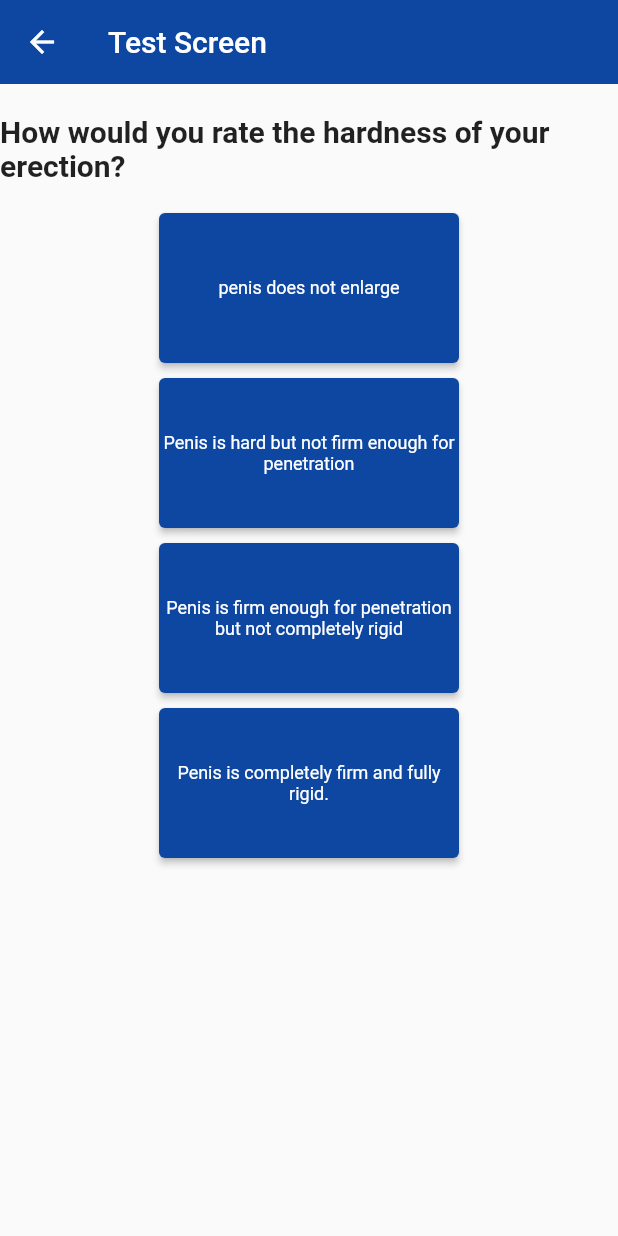
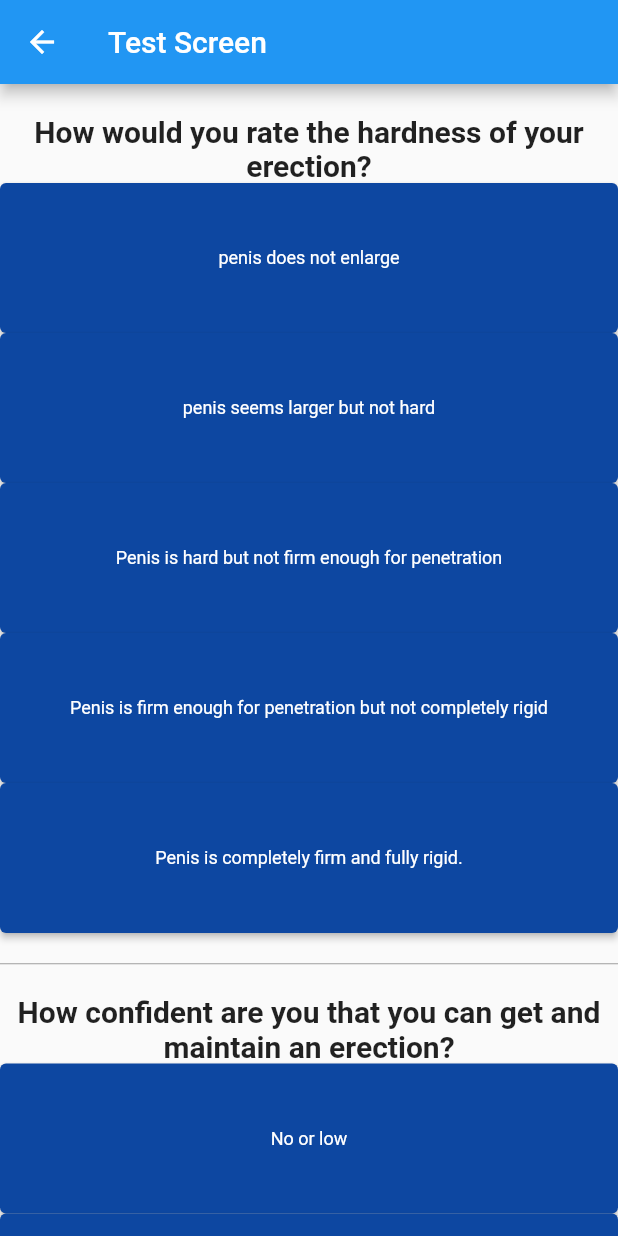
Before and after one commit to Justforvan/Penisure, a Flutter app: the TestScreen screen opened by its route, on a phone screen of 412 x 824 dp. Run offline on Flutter 3.47's test engine with Material 2 defaults, Android fonts, the phone set to English and light mode, and no system bars; our stand-ins replace material_design_icons_flutter.

Commit message:
remaking the test screen

```diff
--- a/assets/test_data.json
+++ b/assets/test_data.json
@@ -1,6 +1,7 @@
 {
   "ehs": {
-    "ans1": "penis does not enlarge",
+    "ans0": "penis does not enlarge",
+    "ans1": "penis seems larger but not hard",
     "ans2": "Penis is hard but not firm enough for penetration",
     "ans3": "Penis is firm enough for penetration but not completely rigid",
     "ans4": "Penis is completely firm and fully rigid."
--- a/lib/data/test_data.dart
+++ b/lib/data/test_data.dart
@@ -25,12 +25,14 @@ class Welcome {
 }
 
 class Ehs {
+  final String ans0;
   final String ans1;
   final String ans2;
   final String ans3;
   final String ans4;
 
   Ehs({
+    required this.ans0,
     required this.ans1,
     required this.ans2,
     required this.ans3,
@@ -42,6 +44,7 @@ class Ehs {
   String toRawJson() => json.encode(toJson());
 
   factory Ehs.fromJson(Map<String, dynamic> json) => Ehs(
+    ans0: json["ans0"],
     ans1: json["ans1"],
     ans2: json["ans2"],
     ans3: json["ans3"],
@@ -49,6 +52,7 @@ class Ehs {
   );
 
   Map<String, dynamic> toJson() => {
+    "ans0": ans0,
     "ans1": ans1,
     "ans2": ans2,
     "ans3": ans3,
--- a/lib/pages/test_screen.dart
+++ b/lib/pages/test_screen.dart
@@ -2,18 +2,18 @@ import 'dart:convert';
 
 import 'package:flutter/material.dart';
 import 'package:flutter/services.dart';
-import 'package:penisure/data/test_data.dart';
+
 
 class TestScreen extends StatefulWidget {
-  TestScreen({super.key});
-  int testScore = 0;
+  const TestScreen({Key? key}) : super(key: key);
 
   @override
   State<TestScreen> createState() => _TestScreenState();
 }
 
 class _TestScreenState extends State<TestScreen> {
-  Welcome? testdata;
+  int testScore = 0;
+  Map<String, dynamic>? testData;
 
   @override
   void initState() {
@@ -26,78 +26,184 @@ class _TestScreenState extends State<TestScreen> {
     await rootBundle.loadString('assets/test_data.json');
     final decodedData = json.decode(faqDataJson);
     setState(() {
-      testdata = Welcome.fromJson(decodedData);
+      testData = decodedData;
     });
-  }
-
-  Widget createElevatedButton(String buttonText) {
-    return SizedBox(
-      width: 200, // Adjust the width as needed
-      height: 100, // Adjust the height as needed
-      child: ElevatedButton(
-        onPressed: () {},
-        style: ElevatedButton.styleFrom(
-          backgroundColor: Color(Colors.blue[900]!.value),
-          padding: EdgeInsets.zero, // Set padding to zero
-          minimumSize: const Size(
-              200, 100),
-        ),
-        child: Center(
-            child: Text(
-              buttonText,
-              textAlign: TextAlign.center,
-              style: const TextStyle(fontWeight: FontWeight.normal, fontSize: 12)),
-            )),
-    );
   }
 
   @override
   Widget build(BuildContext context) {
-    return SafeArea(
-      child: Scaffold(
+    return Scaffold(
       appBar: AppBar(
-          leading: Padding(
-            padding: const EdgeInsets.symmetric(horizontal: 8.0),
-            child: IconButton(
-              onPressed: () {
-                Navigator.pop(context);
-              },
-              icon: const Icon(Icons.arrow_back),
-            ),
-          ),
         title: const Text("Test Screen"),
-          elevation: 0,
-          backgroundColor: Colors.blue[900],
       ),
       body: SingleChildScrollView(
         child: Center(
           child: Column(
+            mainAxisAlignment: MainAxisAlignment.center,
             children: [
-                const SizedBox(
-                  height: 20,
+              ButtonSet(
+                testData: testData,
+                onButtonPress: (score) {
+                  setState(() {
+                    testScore += score;
+                  });
+                },
               ),
-                const Text("How would you rate the hardness of your erection?", style: TextStyle(fontWeight: FontWeight.bold, fontSize: 20),),
-                const SizedBox(
-                  height: 20,
-                ),
-                createElevatedButton(testdata?.ehs.ans1 ?? ""),
-                const SizedBox(
-                  height: 10,
-                ),
-                createElevatedButton(testdata?.ehs.ans2 ?? ""),
-                const SizedBox(
-                  height: 10,
-                ),
-                createElevatedButton(testdata?.ehs.ans3 ?? ""),
-                const SizedBox(
-                  height: 10,
-                ),
-                createElevatedButton(testdata?.ehs.ans4 ?? ""),
             ],
-            ),
           ),
         ),
       ),
     );
   }
 }
+
+class ButtonSet extends StatelessWidget {
+  final Map<String, dynamic>? testData;
+  final Function(int) onButtonPress;
+
+  const ButtonSet({super.key, required this.testData, required this.onButtonPress});
+
+  @override
+  Widget build(BuildContext context) {
+    final ehsAnswers = testData?['ehs'];
+    final iief5Questions = testData?['IIEF5']['questions'];
+    final iief5Answers = testData?['IIEF5']['answers'];
+
+    final ehsButtons = <Widget>[];
+    final iiefButtons = <Widget>[];
+
+    if (ehsAnswers is Map<String, dynamic>) {
+      ehsAnswers.forEach((key, value) {
+        ehsButtons.add(
+          ButtonWithState(
+            buttonText: value.toString(),
+            question: 'EHS',
+            onPressed: () {
+              onButtonPress(int.parse(key));
+            },
+          ),
+        );
+      });
+    }
+
+    if (iief5Questions is Map<String, dynamic> && iief5Answers is Map<String, dynamic>) {
+      iief5Questions.forEach((key, value) {
+        iiefButtons.add(
+          ButtonGroup(
+            question: value.toString(),
+            answers: iief5Answers,
+            onPressed: (score) {
+              onButtonPress(score);
+            },
+          ),
+        );
+      });
+    }
+
+    return Column(
+      children: [
+        const SizedBox(
+          height: 20,
+        ),
+        const Text(
+          "How would you rate the hardness of your erection?",
+          textAlign: TextAlign.center,
+          style: TextStyle(fontWeight: FontWeight.bold, fontSize: 20),
+        ),
+        ...ehsButtons,
+        ...iiefButtons,
+      ],
+    );
+  }
+}
+
+class ButtonWithState extends StatefulWidget {
+  final String buttonText;
+  final String question;
+  final VoidCallback onPressed;
+
+  const ButtonWithState({super.key, required this.buttonText, required this.question, required this.onPressed});
+
+  @override
+  _ButtonWithStateState createState() => _ButtonWithStateState();
+}
+
+class _ButtonWithStateState extends State<ButtonWithState> {
+  bool isClicked = false;
+
+  @override
+  Widget build(BuildContext context) {
+    return ElevatedButton(
+      onPressed: () {
+        setState(() {
+          isClicked = !isClicked;
+        });
+        widget.onPressed();
+      },
+      style: ElevatedButton.styleFrom(
+        backgroundColor: isClicked ? Colors.green : Colors.blue[900],
+        padding: EdgeInsets.zero,
+        minimumSize: const Size(200, 100),
+      ),
+      child: Center(
+        child: Text(
+          widget.buttonText,
+          textAlign: TextAlign.center,
+          style: const TextStyle(
+            fontWeight: FontWeight.normal,
+            fontSize: 12,
+            color: Colors.white,
+          ),
+        ),
+      ),
+    );
+  }
+}
+
+class ButtonGroup extends StatelessWidget {
+  final String question;
+  final Map<String, dynamic>? answers;
+  final Function(int) onPressed;
+
+  const ButtonGroup({super.key, required this.question, required this.answers, required this.onPressed});
+
+  @override
+  Widget build(BuildContext context) {
+    final answerButtons = <Widget>[];
+
+    if (answers is Map<String, dynamic>) {
+      answers?.forEach((key, value) {
+        answerButtons.add(
+          ButtonWithState(
+            buttonText: value.toString(),
+            question: question,
+            onPressed: () {
+              onPressed(int.parse(key));
+            },
+          ),
+        );
+      });
+    }
+
+    return Column(
+      children: [
+        const SizedBox(
+          height: 20,
+        ),
+        const Divider(
+          height: 1,
+          color: Colors.grey,
+        ),
+        const SizedBox(
+          height: 20,
+        ),
+        Text(
+          question,
+          textAlign: TextAlign.center,
+          style: const TextStyle(fontWeight: FontWeight.bold, fontSize: 20),
+        ),
+        ...answerButtons,
+      ],
+    );
+  }
+}
```
Lines whose indentation alone changed are shown as unchanged.
